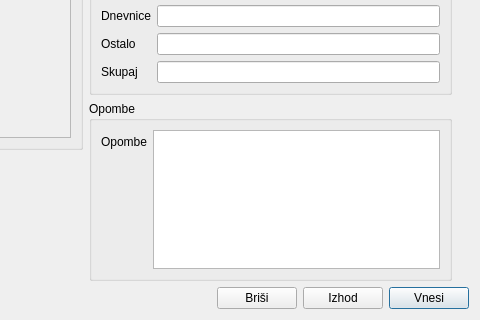
Old version of the form potninalogi.ui in the repository bubi-luka/BubiRacun; both pictures show x 552 to 1032 and y 602 to 922 of the 1032 by 922 pixel window.
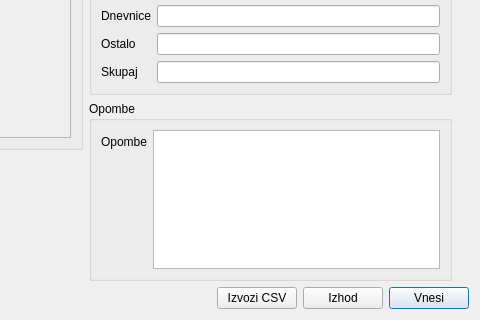
New version of the form.

```diff
--- a/potninalogi.ui
+++ b/potninalogi.ui
@@ -607,7 +607,7 @@
         <enum>Qt::NoFocus</enum>
        </property>
        <property name="text">
-        <string>Briši</string>
+        <string>Izvozi CSV</string>
        </property>
       </widget>
      </item>
```
Left out of the diff: 2 changed lines with no effect on the pictures.
